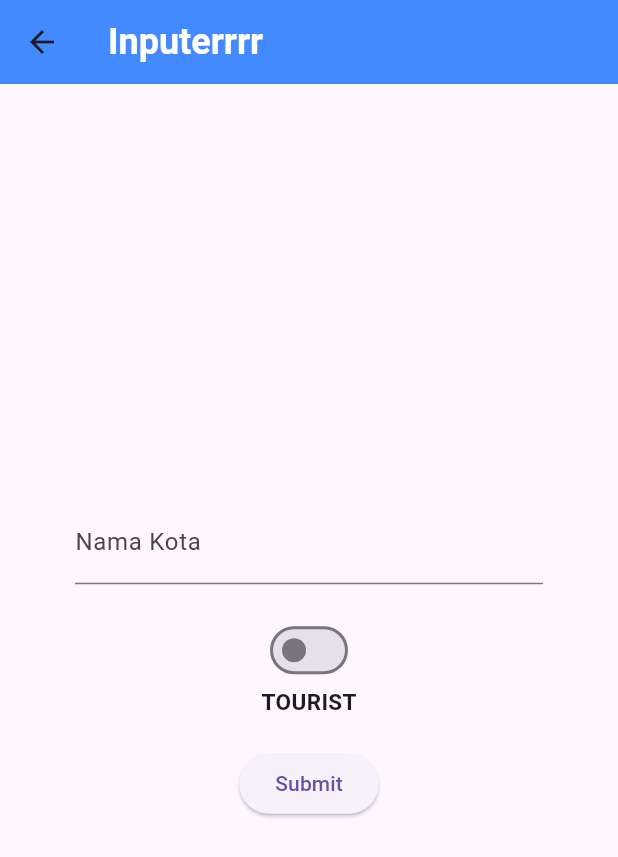
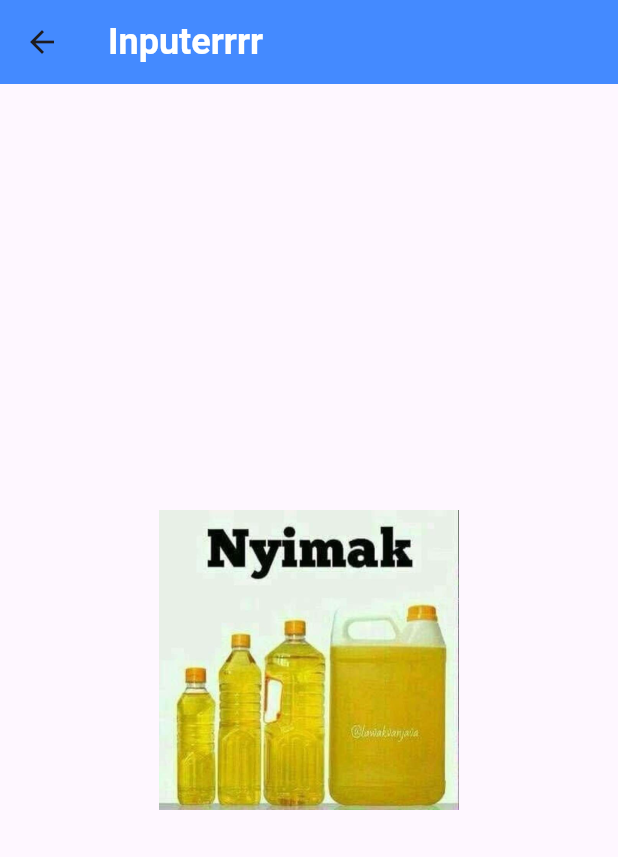
Before and after one commit to fairuzridh/belajarFlutterDicoding, a Flutter app: the screen it shows after launch, after a tap on "Next", on a phone screen of 412 x 824 dp. Shown: the top 857 px of the screen. Run offline on Flutter 3.47's test engine with Material 3 defaults, Android fonts, the phone set to English and light mode, and no system bars.

Commit message:
08.add file image and page for insert photo

```diff
--- a/lib/main.dart
+++ b/lib/main.dart
@@ -1,5 +1,6 @@
 import 'package:flutter/material.dart';
-import 'package:test_flutter1/pages/latih.dart';
+// import 'package:test_flutter1/pages/latih.dart';
+import 'package:test_flutter1/pages/fotoPage.dart';
 
 void main() {
   runApp(const MyApp());
@@ -41,10 +42,6 @@ class MyApp extends StatelessWidget {
               ]
             ),
         )
-        // floatingActionButton: FloatingActionButton(
-        //   child: const Icon(Icons.add),
-        //   onPressed: () {}
-        // ),
       ),
     );
   }
@@ -114,7 +111,7 @@ class _BiggerTextState extends State<BiggerText> {
             });
           }
         ),
-        const SizedBox(height: 60.0,),
+        const SizedBox(height: 20.0,),
         ElevatedButton(
           child: const Text(
             'Next',
@@ -125,7 +122,7 @@ class _BiggerTextState extends State<BiggerText> {
           onPressed: (){
             // Navigator.of(context).push(MaterialPageRoute(builder: (context) => const Latih()));
             Navigator.push(context, MaterialPageRoute(builder: (context){
-              return const Latih();
+              return const FotoPage();
             }));
           },
         )
--- /dev/null
+++ b/lib/pages/fotoPage.dart
@@ -0,0 +1,27 @@
+import 'package:flutter/material.dart';
+
+class FotoPage extends StatelessWidget {
+  const FotoPage({super.key});
+
+  @override
+  Widget build(BuildContext context) {
+    return Scaffold(
+      appBar: AppBar(
+        title: const Text(
+          "Inputerrrr",
+          style: TextStyle(
+            fontSize: 24.0,
+            fontWeight: FontWeight.bold,
+            color: Colors.white
+          ),
+        ),
+        backgroundColor: Colors.blueAccent,
+      ),
+      body: Center(
+        child:
+        //Image.network('https://images.pexels.com/photos/28290901/pexels-photo-28290901/free-photo-of-buho-de-anteojos.jpeg', width: 200,),
+        Image.asset('images/nyimaks.png', width: 200,)
+      )
+    );
+  }
+}
--- a/pubspec.yaml
+++ b/pubspec.yaml
@@ -53,13 +53,11 @@ dev_dependencies:
 # The following section is specific to Flutter packages.
 flutter:
 
-  # The following line ensures that the Material Icons font is
-  # included with your application, so that you can use the icons in
-  # the material Icons class.
   uses-material-design: true
 
+  assets:
+    - images/
   # To add assets to your application, add an assets section, like this:
-  # assets:
   #   - images/a_dot_burr.jpeg
   #   - images/a_dot_ham.jpeg
 
```
Also changed, not shown: images/nyimaks.png (added).
